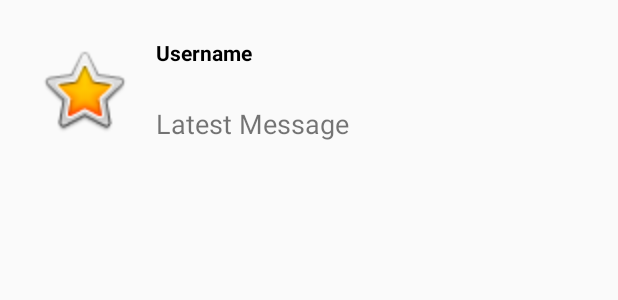
After one commit to lunay0ung/KotlinMessenger, an Android app: the layout latest_message_row.xml on its own in the app's theme, with its tools: preview values and no code run, on a phone screen of 412 x 824 dp. The commit adds this screen. Shown: the top 300 px of the screen. Run offline under Robolectric (Android 15) with nearby library versions, the phone set to English and light mode, and no system bars.

Commit message:
tutorial #9 > latest messges listener with hashmap

```diff
--- /dev/null
+++ b/app/src/main/res/layout/latest_message_row.xml
@@ -0,0 +1,33 @@
+<?xml version="1.0" encoding="utf-8"?>
+<androidx.constraintlayout.widget.ConstraintLayout xmlns:android="http://schemas.android.com/apk/res/android"
+                                                   xmlns:app="http://schemas.android.com/apk/res-auto"
+                                                   xmlns:tools="http://schemas.android.com/tools"
+                                                   android:orientation="vertical"
+                                                   android:layout_width="match_parent"
+                                                   android:layout_height="120dp">
+    <ImageView
+            android:layout_width="64dp"
+            android:layout_height="64dp" tools:srcCompat="@android:drawable/btn_star_big_on"
+            android:id="@+id/imageView2"
+            app:layout_constraintStart_toStartOf="parent"
+            android:layout_marginLeft="24dp" android:layout_marginStart="24dp" app:layout_constraintTop_toTopOf="parent"
+            android:layout_marginTop="8dp" android:layout_marginBottom="8dp"
+            app:layout_constraintBottom_toBottomOf="parent"/>
+    <TextView
+            android:text="Username"
+            android:layout_width="wrap_content"
+            android:layout_height="wrap_content"
+            android:id="@+id/username_textview_latest_message" app:layout_constraintStart_toEndOf="@+id/imageView2"
+            android:layout_marginLeft="16dp" android:layout_marginStart="16dp" app:layout_constraintTop_toTopOf="parent"
+            app:layout_constraintBottom_toTopOf="@+id/message_textview_latest_message" android:textStyle="bold"
+            android:textColor="@android:color/black"/>
+    <TextView
+            android:text="Latest Message"
+            android:layout_width="0dp"
+            android:layout_height="wrap_content"
+            android:id="@+id/message_textview_latest_message" app:layout_constraintStart_toEndOf="@+id/imageView2"
+            android:layout_marginLeft="16dp" android:layout_marginStart="16dp" app:layout_constraintEnd_toEndOf="parent"
+            android:layout_marginEnd="8dp" android:layout_marginRight="8dp"
+            app:layout_constraintBottom_toBottomOf="parent" app:layout_constraintTop_toBottomOf="@+id/username_textview_latest_message"
+            app:layout_constraintHorizontal_bias="0.0" android:textSize="18sp"/>
+</androidx.constraintlayout.widget.ConstraintLayout>
```
Also changed, not shown: app/src/main/java/com/example/KotlinMessenger/messages/ChatLogActivity.kt (+9 -0 lines), app/src/main/java/com/example/KotlinMessenger/messages/LatestMessagesActivity.kt (+102 -4 lines), app/src/main/res/layout/activity_latest_messages.xml (+11 -0 lines).
